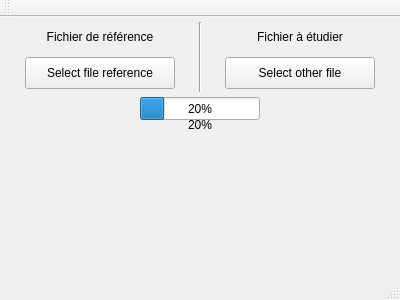
Before: the Qt Designer form mainwindow.ui in naivalf27/Similicode, drawn with Qt 5.
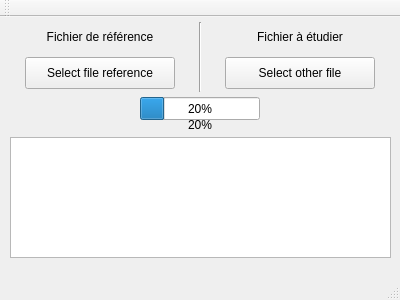
After: the same form once the commit is applied.

```diff
--- a/mainwindow.ui
+++ b/mainwindow.ui
@@ -114,6 +114,16 @@
      <enum>Qt::Vertical</enum>
     </property>
    </widget>
+   <widget class="QTableView" name="tableView">
+    <property name="geometry">
+     <rect>
+      <x>10</x>
+      <y>120</y>
+      <width>381</width>
+      <height>121</height>
+     </rect>
+    </property>
+   </widget>
   </widget>
   <widget class="QMenuBar" name="menuBar">
    <property name="geometry">
```
